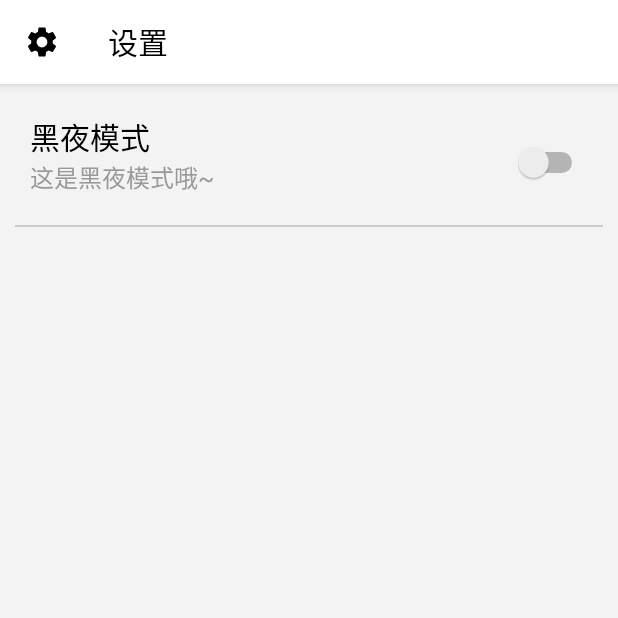
After one commit to HKUSTsungod/biji, an Android app: the UserSettingsActivity screen opened directly, with no data from a screen before it, on a phone screen of 412 x 824 dp, the top half of it. The commit adds this screen. Run offline under Robolectric (Android 15) with nearby library versions, the phone set to English and light mode, and no system bars.

Commit message:
第十期 0109

```diff
--- a/app/src/main/AndroidManifest.xml
+++ b/app/src/main/AndroidManifest.xml
@@ -19,6 +19,9 @@
         <activity android:name=".EditActivity">
 
         </activity>
+        <activity android:name=".UserSettingsActivity">
+
+        </activity>
     </application>
 
 </manifest>
--- a/app/src/main/java/com/example/biji/BaseActivity.java
+++ b/app/src/main/java/com/example/biji/BaseActivity.java
@@ -4,7 +4,9 @@ import android.content.BroadcastReceiver;
 import android.content.Context;
 import android.content.Intent;
 import android.content.IntentFilter;
+import android.content.SharedPreferences;
 import android.os.Bundle;
+import android.preference.PreferenceManager;
 import android.util.TypedValue;
 
 import androidx.appcompat.app.AppCompatActivity;
@@ -16,6 +18,10 @@ public class BaseActivity extends AppCompatActivity {
         setNightMode();
     }
 
+    public boolean isNightMode(){
+        SharedPreferences sharedPreferences = PreferenceManager.getDefaultSharedPreferences(getBaseContext());
+        return sharedPreferences.getBoolean("nightMode", false);
+    }
     public void setNightMode(){
         setTheme(R.style.DayTheme);
 
--- a/app/src/main/java/com/example/biji/MainActivity.java
+++ b/app/src/main/java/com/example/biji/MainActivity.java
@@ -3,10 +3,13 @@ package com.example.biji;
 import android.content.Context;
 import android.content.DialogInterface;
 import android.content.Intent;
+import android.content.SharedPreferences;
 import android.database.sqlite.SQLiteDatabase;
 import android.graphics.Color;
 import android.graphics.drawable.ColorDrawable;
+import android.media.Image;
 import android.os.Bundle;
+import android.preference.PreferenceManager;
 import android.util.DisplayMetrics;
 import android.util.Log;
 import android.view.Gravity;
@@ -18,9 +21,11 @@ import android.view.View;
 import android.view.ViewGroup;
 import android.view.WindowManager;
 import android.widget.AdapterView;
+import android.widget.ImageView;
 import android.widget.ListView;
 import android.widget.PopupWindow;
 import android.widget.RelativeLayout;
+import android.widget.TextView;
 
 import androidx.appcompat.app.AlertDialog;
 import androidx.appcompat.widget.SearchView;
@@ -55,12 +60,15 @@ public class MainActivity extends BaseActivity implements AdapterView.OnItemClic
     private RelativeLayout main;
     private WindowManager wm;
     private DisplayMetrics metrics;
+    private TextView setting_text;
+    private ImageView setting_image;
 
 
     @Override
     protected void onCreate(Bundle savedInstanceState){
         super.onCreate(savedInstanceState);
         setContentView(R.layout.activity_main);
+        initPrefs();
         btn = (FloatingActionButton) findViewById(R.id.fab);
         lv = findViewById(R.id.lv);
 
@@ -113,12 +121,30 @@ public class MainActivity extends BaseActivity implements AdapterView.OnItemClic
         popupWindow = new PopupWindow(customView, (int) (width * 0.7), height, true);
         popupWindow.setBackgroundDrawable(new ColorDrawable(Color.WHITE));
 
+
         //在主界面加载成功之后 显示弹出
         findViewById(R.id.main_layout).post(new Runnable() {
             @Override
             public void run() {
                 popupCover.showAtLocation(main, Gravity.NO_GRAVITY, 0, 0);
                 popupWindow.showAtLocation(main, Gravity.NO_GRAVITY, 0, 0);
+
+                setting_image = customView.findViewById(R.id.setting_settings_image);
+                setting_text = customView.findViewById(R.id.setting_settings_text);
+
+                setting_image.setOnClickListener(new View.OnClickListener() {
+                    @Override
+                    public void onClick(View v) {
+                        startActivity(new Intent(MainActivity.this, UserSettingsActivity.class));
+                    }
+                });
+
+                setting_text.setOnClickListener(new View.OnClickListener() {
+                    @Override
+                    public void onClick(View v) {
+                        startActivity(new Intent(MainActivity.this, UserSettingsActivity.class));
+                    }
+                });
 
                 coverView.setOnTouchListener(new View.OnTouchListener() {
                     @Override
@@ -139,6 +165,15 @@ public class MainActivity extends BaseActivity implements AdapterView.OnItemClic
 
         });
 
+    }
+
+    public void initPrefs(){
+        SharedPreferences sharedPreferences = PreferenceManager.getDefaultSharedPreferences(getBaseContext());
+        SharedPreferences.Editor editor = sharedPreferences.edit();
+        if (!sharedPreferences.contains("nightMode")) {
+            editor.putBoolean("nightMode", false);
+            editor.commit();
+        }
     }
 
     // 接受startActivityForResult的结果
--- /dev/null
+++ b/app/src/main/java/com/example/biji/UserSettingsActivity.java
@@ -0,0 +1,72 @@
+package com.example.biji;
+
+import android.content.Intent;
+import android.content.SharedPreferences;
+import android.os.Bundle;
+import android.preference.PreferenceManager;
+import android.util.Log;
+import android.widget.CompoundButton;
+import android.widget.Switch;
+
+import androidx.appcompat.widget.Toolbar;
+
+public class UserSettingsActivity extends BaseActivity {
+
+    private Switch nightMode;
+    private SharedPreferences sharedPreferences;
+    private Boolean night_change;
+
+    @Override
+    protected void onCreate(Bundle savedInstanceState) {
+        super.onCreate(savedInstanceState);
+        setContentView(R.layout.preference_layout);
+
+        sharedPreferences = PreferenceManager.getDefaultSharedPreferences(getBaseContext());
+        Intent intent = getIntent();
+        /*
+        if(intent.getExtras() != null) night_change = intent.getBooleanExtra("night_change", false);
+        else night_change = false;
+
+         */
+        initView();
+
+        Toolbar myToolbar = (Toolbar) findViewById(R.id.my_toolbar);
+        setSupportActionBar(myToolbar);
+        getSupportActionBar().setHomeButtonEnabled(true);
+        getSupportActionBar().setDisplayHomeAsUpEnabled(true);
+        if(isNightMode()) myToolbar.setNavigationIcon(getDrawable(R.drawable.ic_settings_white_24dp));
+        else myToolbar.setNavigationIcon(getDrawable(R.drawable.ic_settings_black_24dp));
+    }
+
+    public void initView(){
+        nightMode = findViewById(R.id.nightMode);
+        nightMode.setChecked(sharedPreferences.getBoolean("nightMode", false));
+        nightMode.setOnCheckedChangeListener(new CompoundButton.OnCheckedChangeListener() {
+            @Override
+            public void onCheckedChanged(CompoundButton buttonView, boolean isChecked) {
+                setNightModePref(isChecked);
+                setSelfNightMode();
+
+            }
+        });
+    }
+
+    private void setNightModePref(boolean night){
+        //通过nightMode switch修改pref中的nightMode
+        sharedPreferences = PreferenceManager.getDefaultSharedPreferences(getBaseContext());
+        SharedPreferences.Editor editor = sharedPreferences.edit();
+        editor.putBoolean("nightMode", night);
+        editor.commit();
+    }
+
+    private void setSelfNightMode(){
+        //重新赋值并重启本activity
+
+        super.setNightMode();
+        Intent intent = new Intent(this, UserSettingsActivity.class);
+        //intent.putExtra("night_change", !night_change); //重启一次，正负颠倒。最终为正值时重启MainActivity。
+
+        startActivity(intent);
+        finish();
+    }
+}
--- /dev/null
+++ b/app/src/main/res/drawable/ic_settings_white_24dp.xml
@@ -0,0 +1,5 @@
+<vector android:height="24dp" android:tint="#FFFFFF"
+    android:viewportHeight="24" android:viewportWidth="24"
+    android:width="24dp" xmlns:android="http://schemas.android.com/apk/res/android">
+    <path android:fillColor="#FF000000" android:pathData="M19.1,12.9a2.8,2.8 0,0 0,0.1 -0.9,2.8 2.8,0 0,0 -0.1,-0.9l2.1,-1.6a0.7,0.7 0,0 0,0.1 -0.6L19.4,5.5a0.7,0.7 0,0 0,-0.6 -0.2l-2.4,1a6.5,6.5 0,0 0,-1.6 -0.9l-0.4,-2.6a0.5,0.5 0,0 0,-0.5 -0.4H10.1a0.5,0.5 0,0 0,-0.5 0.4L9.3,5.4a5.6,5.6 0,0 0,-1.7 0.9l-2.4,-1a0.4,0.4 0,0 0,-0.5 0.2l-2,3.4c-0.1,0.2 0,0.4 0.2,0.6l2,1.6a2.8,2.8 0,0 0,-0.1 0.9,2.8 2.8,0 0,0 0.1,0.9L2.8,14.5a0.7,0.7 0,0 0,-0.1 0.6l1.9,3.4a0.7,0.7 0,0 0,0.6 0.2l2.4,-1a6.5,6.5 0,0 0,1.6 0.9l0.4,2.6a0.5,0.5 0,0 0,0.5 0.4h3.8a0.5,0.5 0,0 0,0.5 -0.4l0.3,-2.6a5.6,5.6 0,0 0,1.7 -0.9l2.4,1a0.4,0.4 0,0 0,0.5 -0.2l2,-3.4c0.1,-0.2 0,-0.4 -0.2,-0.6ZM12,15.6A3.6,3.6 0,1 1,15.6 12,3.6 3.6,0 0,1 12,15.6Z"/>
+</vector>
--- /dev/null
+++ b/app/src/main/res/layout/preference_layout.xml
@@ -0,0 +1,63 @@
+<?xml version="1.0" encoding="utf-8"?>
+<LinearLayout xmlns:android="http://schemas.android.com/apk/res/android"
+    xmlns:app="http://schemas.android.com/apk/res-auto"
+    android:orientation="vertical"
+    android:layout_width="match_parent"
+    android:layout_height="match_parent"
+    android:background="?attr/lvBackground">
+    <androidx.appcompat.widget.Toolbar
+        android:id="@+id/my_toolbar"
+        android:layout_width="match_parent"
+        android:layout_height="?attr/actionBarSize"
+        android:background="?attr/colorPrimary"
+        android:elevation="4dp"
+        app:titleTextColor="?attr/titleColor"
+        app:title="设置"
+        android:theme="@style/ThemeOverlay.AppCompat.ActionBar"
+        app:popupTheme="@style/ThemeOverlay.AppCompat.Light"/>
+
+    <LinearLayout
+        android:layout_width="match_parent"
+        android:layout_height="wrap_content"
+        android:orientation="horizontal"
+        android:layout_margin="20dp">
+        <LinearLayout
+            android:layout_width="wrap_content"
+            android:layout_height="match_parent"
+            android:layout_weight="1"
+            android:orientation="vertical">
+            <TextView
+                android:layout_width="wrap_content"
+                android:layout_height="wrap_content"
+                android:text="黑夜模式"
+                android:textColor="?attr/tvMainColor"
+                android:textSize="20dp" />
+
+            <TextView
+                android:layout_width="wrap_content"
+                android:layout_height="wrap_content"
+                android:text="@string/pref_night_summary"
+                android:textColor="?attr/tvSubColor"
+                android:textSize="16dp" />
+        </LinearLayout>
+        <Switch
+            android:id="@+id/nightMode"
+            android:layout_width="wrap_content"
+            android:layout_height="match_parent"
+            android:layout_marginLeft="10dp"
+            android:layout_marginTop="10dp"
+            android:clickable="true"
+            android:gravity="center"
+            android:switchMinWidth="50dp"
+            />
+    </LinearLayout>
+
+    <View
+        android:layout_width="match_parent"
+        android:layout_height="1dp"
+        android:layout_marginLeft="10dp"
+        android:layout_marginRight="10dp"
+        android:foreground="@color/greyC"
+        />
+
+</LinearLayout>
--- a/app/src/main/res/values/colors.xml
+++ b/app/src/main/res/values/colors.xml
@@ -2,7 +2,6 @@
 <resources>
     <color name="colorPrimaryDark">#00574B</color>
     <color name="colorAccent">#D81B60</color>
-
     <color name="fabColor1">#ffbbbb</color>
     <color name="black">#000000</color>
     <color name="near_black">#3b3b3b</color>
--- a/app/src/main/res/values/strings.xml
+++ b/app/src/main/res/values/strings.xml
@@ -1,3 +1,5 @@
 <resources>
     <string name="app_name">biji</string>
+    <string name="pref_night_summary">这是黑夜模式哦~</string>
+
 </resources>
```
